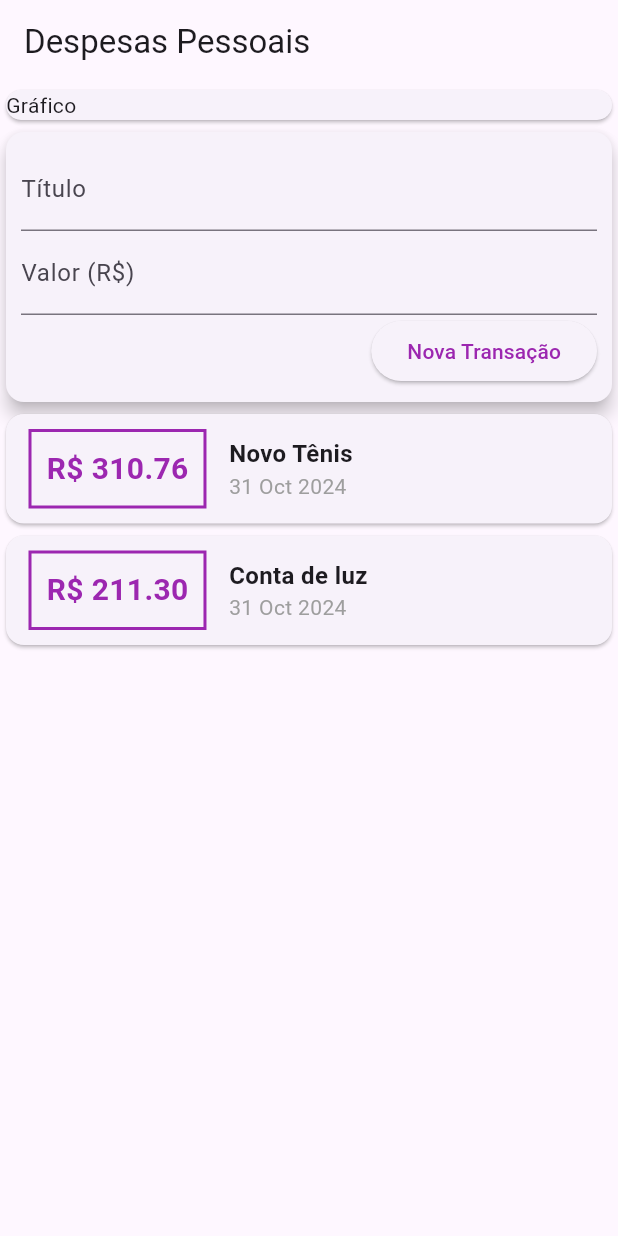
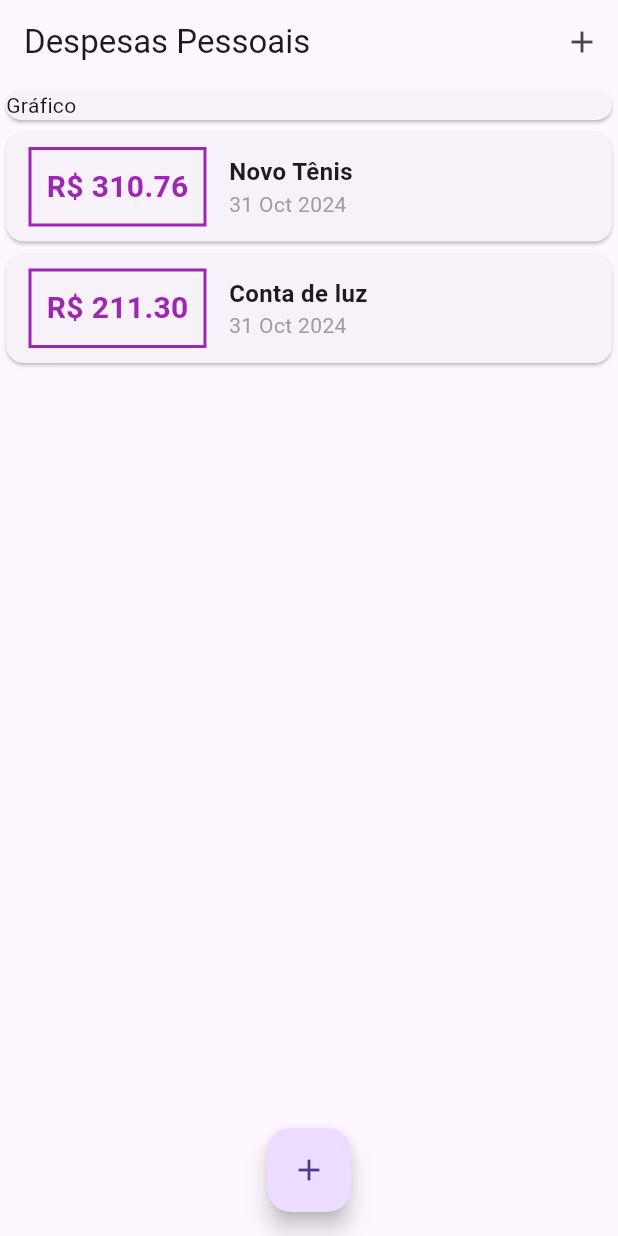
Before and after one commit to oJaciel/Expenses-App, a Flutter app: the screen it shows after launch, on a phone screen of 412 x 824 dp. Run offline on Flutter 3.47's test engine with Material 3 defaults, Android fonts, the phone set to English and light mode, and no system bars.

Commit message:
Modal p/ abrir formulário
Criado um modal para abrir o formulário a partir de botões na tela. Removido o transaction_user, passando todos os parâmetros necessários na própria main.dart.

```diff
--- a/lib/components/transaction_user.dart
+++ /dev/null
@@ -1,54 +0,0 @@
-//Componente com a lista e formulário juntos (esse é o que vai lá para o main)
-
-import 'dart:math';
-
-import 'package:expenses/models/transaction.dart';
-import 'package:flutter/material.dart';
-import 'transaction_form.dart';
-import 'transaction_list.dart';
-
-class TransactionUser extends StatefulWidget {
-  const TransactionUser({super.key});
-
-  @override
-  State<TransactionUser> createState() => _TransactionUserState();
-}
-
-class _TransactionUserState extends State<TransactionUser> {
-  final _transactions = [
-    Transaction(
-      id: 't1',
-      title: 'Novo Tênis',
-      value: 310.76,
-      date: DateTime.now(),
-    ),
-    Transaction(
-      id: 't2',
-      title: 'Conta de luz',
-      value: 211.30,
-      date: DateTime.now(),
-    )
-  ];
-
-  _addTransaction(String title, double value) {
-    final newTransaction = Transaction(
-      id: Random().nextDouble().toString(),
-      title: title,
-      value: value,
-      date: DateTime.now(),
-    );
-    setState(() {
-      _transactions.add(newTransaction);
-    });
-  }
-
-  @override
-  Widget build(BuildContext context) {
-    return Column(
-      children: [
-        TransactionForm(_addTransaction),
-        TransactionList(_transactions),
-      ],
-    );
-  }
-}
--- a/lib/main.dart
+++ b/lib/main.dart
@@ -1,6 +1,8 @@
-import 'package:expenses/components/transaction_user.dart';
+import 'package:expenses/components/transaction_form.dart';
 import 'package:expenses/models/transaction.dart';
 import 'package:flutter/material.dart';
+import 'dart:math';
+import './components/transaction_list.dart';
 
 main() {
   runApp(ExpensesApp());
@@ -12,32 +14,85 @@ class ExpensesApp extends StatelessWidget {
   @override
   Widget build(BuildContext context) {
     return MaterialApp(
+      debugShowCheckedModeBanner: false,
       home: MyHomePage(),
     );
   }
 }
 
-class MyHomePage extends StatelessWidget {
+class MyHomePage extends StatefulWidget {
   MyHomePage({super.key});
+
+  @override
+  State<MyHomePage> createState() => _MyHomePageState();
+}
+
+class _MyHomePageState extends State<MyHomePage> {
+  final _transactions = [
+    Transaction(
+      id: 't1',
+      title: 'Novo Tênis',
+      value: 310.76,
+      date: DateTime.now(),
+    ),
+    Transaction(
+      id: 't2',
+      title: 'Conta de luz',
+      value: 211.30,
+      date: DateTime.now(),
+    )
+  ];
+
+  _addTransaction(String title, double value) {
+    final newTransaction = Transaction(
+      id: Random().nextDouble().toString(),
+      title: title,
+      value: value,
+      date: DateTime.now(),
+    );
+    setState(() {
+      _transactions.add(newTransaction);
+    });
+  }
+
+  _openTransacionFormModal(BuildContext context) {
+    showModalBottomSheet(
+      context: context,
+      builder: (_) {
+        return TransactionForm(_addTransaction);
+      },
+    );
+  }
 
   @override
   Widget build(BuildContext context) {
     return Scaffold(
       appBar: AppBar(
         title: const Text('Despesas Pessoais'),
+        actions: [
+          IconButton(
+            onPressed: () => _openTransacionFormModal(context),
+            icon: const Icon(Icons.add),
+          )
+        ],
       ),
       body: Column(
         crossAxisAlignment: CrossAxisAlignment.stretch,
         children: [
           Container(
             width: double.infinity,
-            child: Card(
+            child: const Card(
               child: Text('Gráfico'),
             ),
           ),
-          TransactionUser()
+          TransactionList(_transactions),
         ],
       ),
+      floatingActionButton: FloatingActionButton(
+        onPressed: () => _openTransacionFormModal(context),
+        child: const Icon(Icons.add),
+      ),
+      floatingActionButtonLocation: FloatingActionButtonLocation.centerFloat,
     );
   }
 }
```
